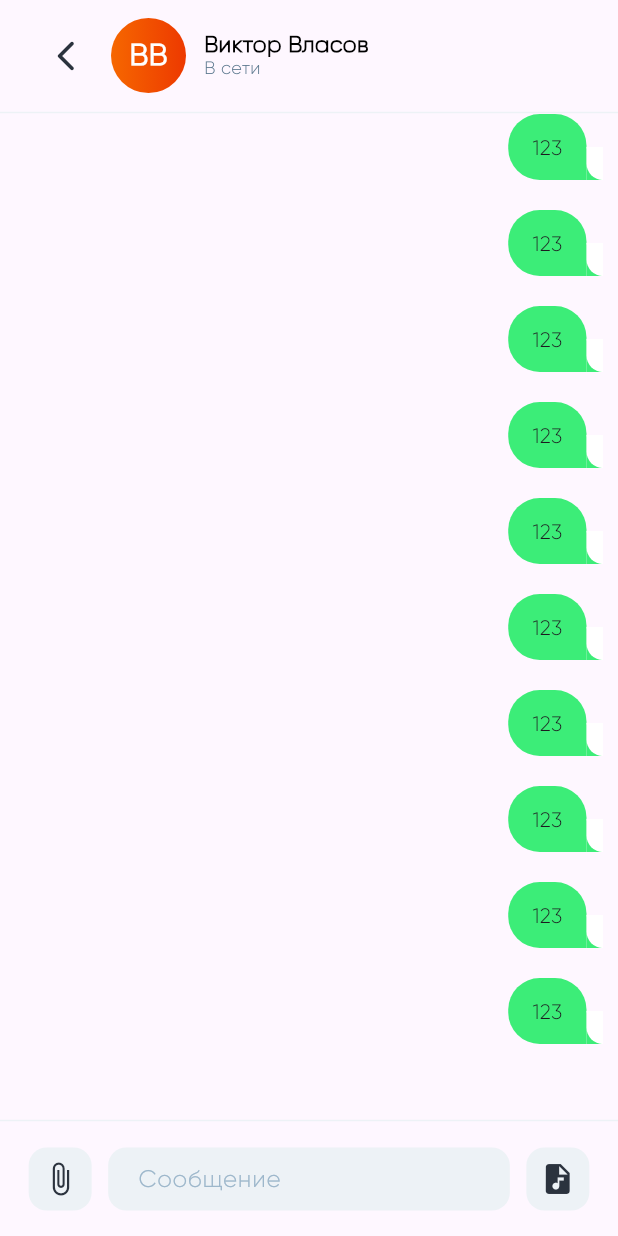
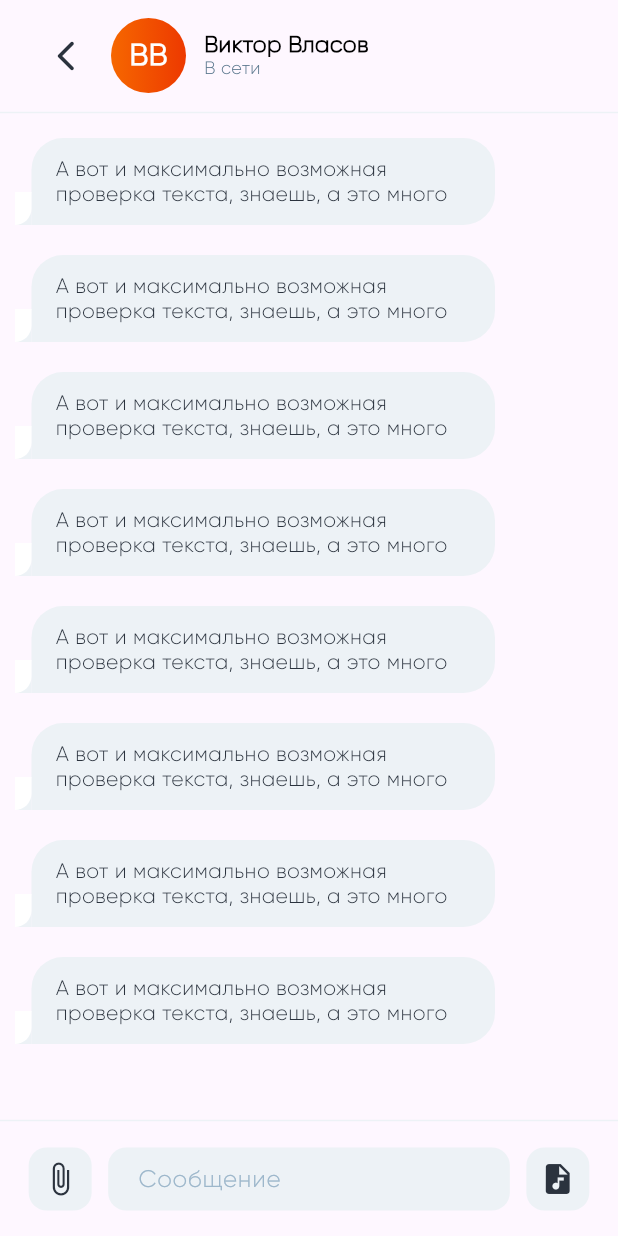
Before and after one commit to hoopa34/mozz_test_messager, a Flutter app: the screen it shows after launch, on a phone screen of 412 x 824 dp. Run offline on Flutter 3.47's test engine with Material 3 defaults, Android fonts, the phone set to English and light mode, and no system bars.

Commit message:
Fixing messages

```diff
--- a/lib/ui/pages/page_chat/page_chat_content.dart
+++ b/lib/ui/pages/page_chat/page_chat_content.dart
@@ -29,7 +29,7 @@ class PageChatContetnMessages extends StatelessWidget {
             return const SizedBox(height: 30);
           }
           return const MessageWidget(
-            isUser: true,
+            isUser: false,
           );
         },
         separatorBuilder: (context, index) => const SizedBox(height: 20),
--- a/lib/ui/theme/app_colors/app_colors.dart
+++ b/lib/ui/theme/app_colors/app_colors.dart
@@ -8,4 +8,5 @@ abstract class AppColors {
   static Color green = const Color.fromRGBO(60, 237, 120, 1);
   static Color deepDark = const Color.fromRGBO(0, 0, 0, 1);
   static Color darkGray = const Color.fromRGBO(94, 122, 144, 1);
+  static Color darkGreen = const Color.fromRGBO(0, 82, 28, 1);
 }
--- a/lib/ui/theme/app_texts/app_text_styles.dart
+++ b/lib/ui/theme/app_texts/app_text_styles.dart
@@ -36,4 +36,16 @@ abstract class AppTestStyles {
     height: 14.56 / 12,
     color: AppColors.darkGray,
   );
+  static TextStyle contactMessage = TextStyle(
+    fontSize: 14,
+    height: 16.98 / 14,
+    fontWeight: FontWeight.w500,
+    color: AppColors.black,
+  );
+  static TextStyle userMessage = TextStyle(
+    fontSize: 14,
+    height: 16.98 / 14,
+    fontWeight: FontWeight.w500,
+    color: AppColors.darkGreen,
+  );
 }
--- a/lib/ui/widgets/message_widget/message_widget.dart
+++ b/lib/ui/widgets/message_widget/message_widget.dart
@@ -1,5 +1,6 @@
 import 'package:flutter/material.dart';
 import 'package:mozz_test_messenger/ui/theme/app_colors/app_colors.dart';
+import 'package:mozz_test_messenger/ui/theme/app_texts/app_text_styles.dart';
 
 class MessageWidget extends StatelessWidget {
   final bool isUser;
@@ -15,6 +16,8 @@ class MessageWidget extends StatelessWidget {
           padding: const EdgeInsets.symmetric(horizontal: 11),
           child: Container(
             padding: const EdgeInsets.symmetric(horizontal: 16, vertical: 12),
+            constraints: BoxConstraints(
+                maxWidth: MediaQuery.of(context).size.width * 0.75),
             decoration: BoxDecoration(
               color: isUser ? AppColors.green : AppColors.stroke,
               borderRadius: BorderRadiusDirectional.only(
@@ -24,7 +27,10 @@ class MessageWidget extends StatelessWidget {
                 bottomEnd: isUser ? Radius.zero : const Radius.circular(21),
               ),
             ),
-            child: const Text('123'),
+            child: Text(
+              'А вот и максимально возможная проверка текста, знаешь, а это много',
+              style: isUser ? AppTestStyles.userMessage : AppTestStyles.contactMessage,
+            ),
           ),
         ),
         // Блок хвоста сообщения
```
